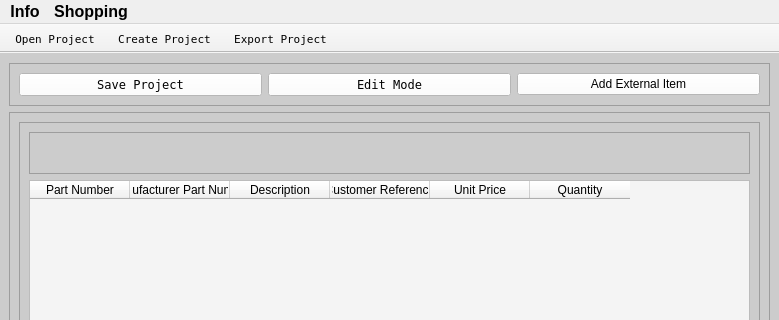
Above: Program_Files/UI_Files/project_window.ui from Thomas1B/Electronics-Inventory-Program before the change; both pictures show x 0 to 779 and y 0 to 320 of the 779 by 617 pixel window. Below: the same form after it.
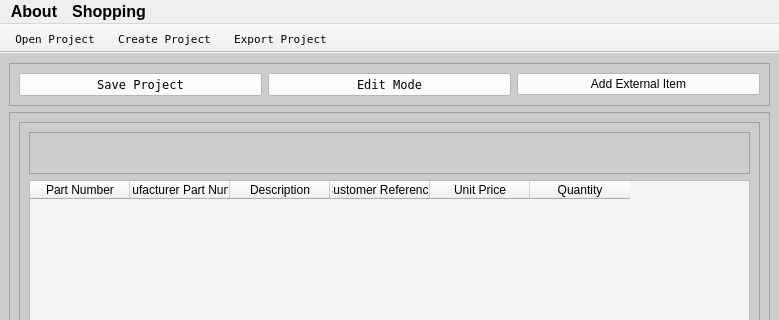
That is the form after the change. Icons and pictures are not drawn.

What changed in the file:
```diff
--- a/Program_Files/UI_Files/project_window.ui
+++ b/Program_Files/UI_Files/project_window.ui
@@ -610,7 +610,7 @@
    </widget>
    <widget class="QMenu" name="menuInfo">
     <property name="title">
-     <string>Info</string>
+     <string>About</string>
     </property>
     <addaction name="actionHow_to_use_Project_tool"/>
    </widget>
```
